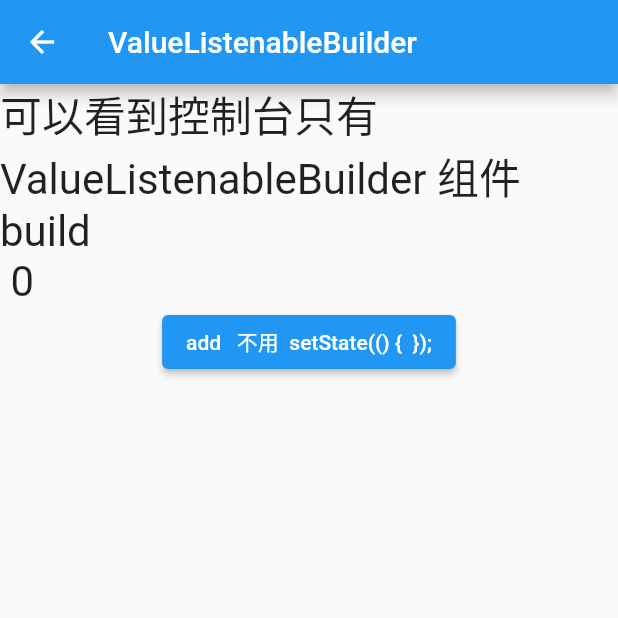
After one commit to xxxIxxxx/flutter_ddup, a Flutter app: the ValueListenableBuilderPage screen opened by its route, on a phone screen of 412 x 824 dp, the top half of it. The commit adds this screen. Run offline on Flutter 3.47's test engine with Material 2 defaults, Android fonts, the phone set to English and light mode, and no system bars; our stand-ins replace fluro.

Commit message:
ValueListenableBuilder 值变化监听，不用 setState

```diff
--- a/lib/app/home_page.dart
+++ b/lib/app/home_page.dart
@@ -277,6 +277,14 @@ class _MyHomePageState extends State<MyHomePage> {
             },
             child: const Text("Theme 主题 颜色"),
           ),
+          TextButton(
+            onPressed: () {
+              Application.router.navigateTo(
+                  context, Routes.valueListenableBuilder,
+                  transition: TransitionType.native);
+            },
+            child: const Text("ValueListenableBuilder 值变化监听"),
+          ),
         ],
       ),
     );
--- /dev/null
+++ b/lib/class/ValueListenableBuilder/value_listenable_builder_page.dart
@@ -0,0 +1,47 @@
+// ignore_for_file: avoid_print
+
+import 'package:flutter/material.dart';
+
+class ValueListenableBuilderPage extends StatefulWidget {
+  const ValueListenableBuilderPage({Key? key}) : super(key: key);
+
+  @override
+  _ValueListenableBuilderPageState createState() =>
+      _ValueListenableBuilderPageState();
+}
+
+class _ValueListenableBuilderPageState
+    extends State<ValueListenableBuilderPage> {
+  final ValueNotifier<int> _counter = ValueNotifier<int>(0);
+
+  @override
+  Widget build(BuildContext context) {
+    print(" _ValueListenableBuilderPageState build");
+    return Scaffold(
+      appBar: AppBar(
+        title: const Text('ValueListenableBuilder'),
+      ),
+      body: Column(
+        children: [
+          ValueListenableBuilder(
+            valueListenable: _counter,
+            builder: (BuildContext context, dynamic value, Widget? child) {
+              print("ValueListenableBuilder  build");
+              return Center(
+                child: Text(
+                    "可以看到控制台只有 ValueListenableBuilder 组件 build \n ${_counter.value}",
+                    textScaleFactor: 2.0),
+              );
+            },
+          ),
+          ElevatedButton(
+              onPressed: () {
+                //* 通过.value 读取值 并改变， 不用  setState(() {  });
+                _counter.value += 1;
+              },
+              child: const Text("add   不用  setState(() {  });"))
+        ],
+      ),
+    );
+  }
+}
--- a/lib/route/route_handlers.dart
+++ b/lib/route/route_handlers.dart
@@ -31,6 +31,7 @@ import '../class/TextField,Form输入框及表单/text_field_page.dart';
 import '../class/Text文本及样式/text_page.dart';
 import '../class/Transform,RotatedBox变换旋转缩放/transform_rotated_box_page.dart';
 import '../class/UnconstrainedBox,ConstrainedBox,SizedBox约束布局/constraints_page.dart';
+import '../class/ValueListenableBuilder/value_listenable_builder_page.dart';
 import '../class/Warp,Flow流式布局/warp_flow_page.dart';
 import '../class/WillPopScope导航返回拦截/will_pop_scope_page.dart';
 import '../class/widget生命周期/counter_life_cycle_page.dart';
@@ -223,3 +224,9 @@ var themeHandeler = Handler(
     handlerFunc: (BuildContext? context, Map<String, List<String>> params) {
   return const ThemePage();
 });
+
+
+var valueListenableBuilderHandeler = Handler(
+    handlerFunc: (BuildContext? context, Map<String, List<String>> params) {
+  return const ValueListenableBuilderPage();
+});
--- a/lib/route/routes.dart
+++ b/lib/route/routes.dart
@@ -42,6 +42,9 @@ class Routes {
   static String inheritedWidget = "/inheritedWidget";
   static String provider = "/provider";
   static String theme = "/theme";
+  static String valueListenableBuilder = "/valueListenableBuilder";
+
+
 
   static void configureRoutes(FluroRouter router) {
     router.notFoundHandler = Handler(
@@ -86,5 +89,6 @@ class Routes {
     router.define(inheritedWidget, handler: inheritedWidgetHandeler);
     router.define(provider, handler: providerHandeler);
     router.define(theme, handler: themeHandeler);
+    router.define(valueListenableBuilder, handler: valueListenableBuilderHandeler);
   }
 }
```
